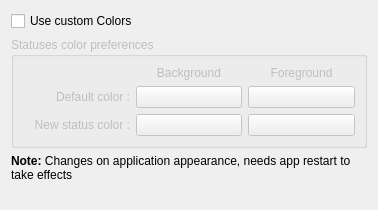
Above: src/appears_base.ui from KDE/choqok before the change. Below: the same form after it.
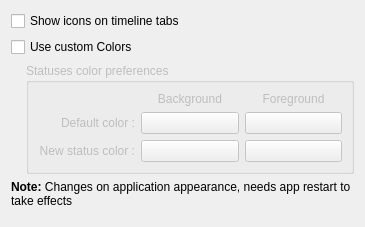
That is the form after the change. Custom widgets are drawn as their Qt base class.

Commit message: Showing icons on timeline tabs added in optional manner.

```diff
--- a/src/appears_base.ui
+++ b/src/appears_base.ui
@@ -5,14 +5,21 @@
    <rect>
     <x>0</x>
     <y>0</y>
-    <width>378</width>
-    <height>210</height>
+    <width>365</width>
+    <height>227</height>
    </rect>
   </property>
   <property name="windowTitle" >
    <string>Form</string>
   </property>
   <layout class="QVBoxLayout" name="verticalLayout_2" >
+   <item>
+    <widget class="QCheckBox" name="kcfg_showIconsOnTimelineTabs" >
+     <property name="text" >
+      <string>Show icons on timeline tabs</string>
+     </property>
+    </widget>
+   </item>
    <item>
     <widget class="QCheckBox" name="kcfg_isCustomUi" >
      <property name="text" >
@@ -21,6 +28,24 @@
     </widget>
    </item>
    <item>
+    <layout class="QHBoxLayout" name="horizontalLayout" >
+     <item>
+      <spacer name="horizontalSpacer" >
+       <property name="orientation" >
+        <enum>Qt::Horizontal</enum>
+       </property>
+       <property name="sizeType" >
+        <enum>QSizePolicy::Fixed</enum>
+       </property>
+       <property name="sizeHint" stdset="0" >
+        <size>
+         <width>15</width>
+         <height>80</height>
+        </size>
+       </property>
+      </spacer>
+     </item>
+     <item>
     <widget class="QGroupBox" name="groupBox" >
      <property name="enabled" >
       <bool>false</bool>
@@ -111,6 +136,8 @@
       </item>
      </layout>
     </widget>
+     </item>
+    </layout>
    </item>
    <item>
     <widget class="QLabel" name="label_3" >
```
Lines whose indentation alone changed are shown as unchanged. The commit also changes 5 other files.
